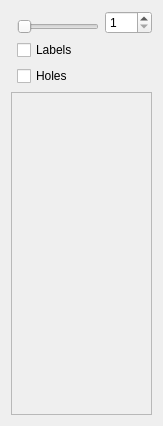
First picture: the form in viewer_3d/viewer_3d_controls.ui, repository Oslandia/albion, before the edit.
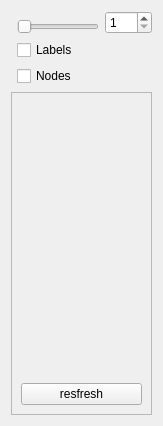
Second picture: the form after the edit. Icons and pictures are not drawn.

What changed in the file:
```diff
--- a/viewer_3d/viewer_3d_controls.ui
+++ b/viewer_3d/viewer_3d_controls.ui
@@ -69,20 +69,20 @@
      </property>
     </widget>
    </item>
-   <item row="3" column="1">
+   <item row="10" column="1">
     <widget class="QCheckBox" name="holesCheckBox">
      <property name="enabled">
       <bool>true</bool>
      </property>
      <property name="text">
-      <string>Holes</string>
+      <string>Nodes</string>
      </property>
      <property name="checked">
       <bool>false</bool>
      </property>
     </widget>
    </item>
-   <item row="4" column="0" colspan="3">
+   <item row="11" column="0" colspan="3">
     <widget class="QScrollArea" name="scrollArea">
      <property name="frameShadow">
       <enum>QFrame::Plain</enum>
@@ -96,7 +96,7 @@
         <x>0</x>
         <y>0</y>
         <width>143</width>
-        <height>317</height>
+        <height>305</height>
        </rect>
       </property>
       <layout class="QGridLayout" name="gridLayout_2">
@@ -116,6 +116,16 @@
          </property>
         </spacer>
        </item>
+       <item row="0" column="0">
+        <layout class="QVBoxLayout" name="scrollLayout"/>
+       </item>
+       <item row="2" column="0">
+        <widget class="QPushButton" name="refreshButton">
+         <property name="text">
+          <string>resfresh</string>
+         </property>
+        </widget>
+       </item>
       </layout>
      </widget>
     </widget>
```
Left out of the diff: 11 changed lines with no effect on the pictures.
